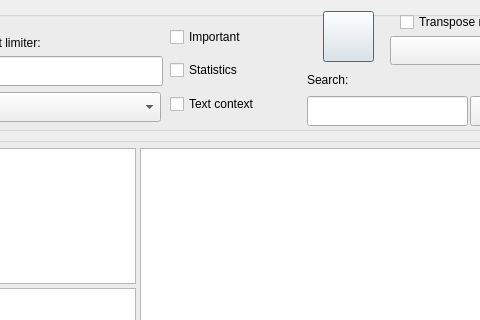
Above: src/GUI_UIs/ui_dialog_report_codings.ui from ccbogel/QualCoder before the change; both pictures show x 231 to 711 and y 0 to 320 of the 1085 by 580 pixel window. Below: the same form after it.
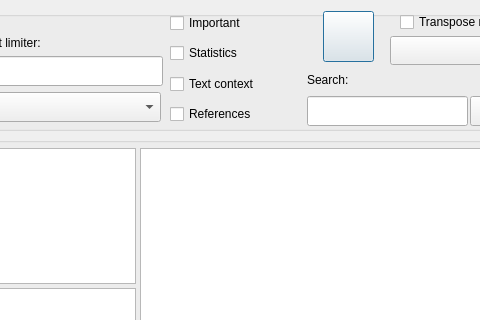
That is the form after the change.

Commit message: include references button

The edit to the form file:
```diff
--- a/src/GUI_UIs/ui_dialog_report_codings.ui
+++ b/src/GUI_UIs/ui_dialog_report_codings.ui
@@ -207,7 +207,7 @@
       <property name="geometry">
        <rect>
         <x>390</x>
-        <y>13</y>
+        <y>-1</y>
         <width>141</width>
         <height>26</height>
        </rect>
@@ -252,7 +252,7 @@
       <property name="geometry">
        <rect>
         <x>390</x>
-        <y>46</y>
+        <y>29</y>
         <width>131</width>
         <height>26</height>
        </rect>
@@ -281,7 +281,7 @@
       <property name="geometry">
        <rect>
         <x>390</x>
-        <y>80</y>
+        <y>60</y>
         <width>131</width>
         <height>26</height>
        </rect>
@@ -422,6 +422,22 @@
        <string>Export matrix</string>
       </property>
      </widget>
+     <widget class="QCheckBox" name="checkBox_show_refs">
+      <property name="geometry">
+       <rect>
+        <x>390</x>
+        <y>90</y>
+        <width>131</width>
+        <height>26</height>
+       </rect>
+      </property>
+      <property name="toolTip">
+       <string>&lt;html&gt;&lt;head/&gt;&lt;body&gt;&lt;p&gt;Show references&lt;/p&gt;&lt;/body&gt;&lt;/html&gt;</string>
+      </property>
+      <property name="text">
+       <string>References</string>
+      </property>
+     </widget>
     </widget>
    </item>
    <item>
```
